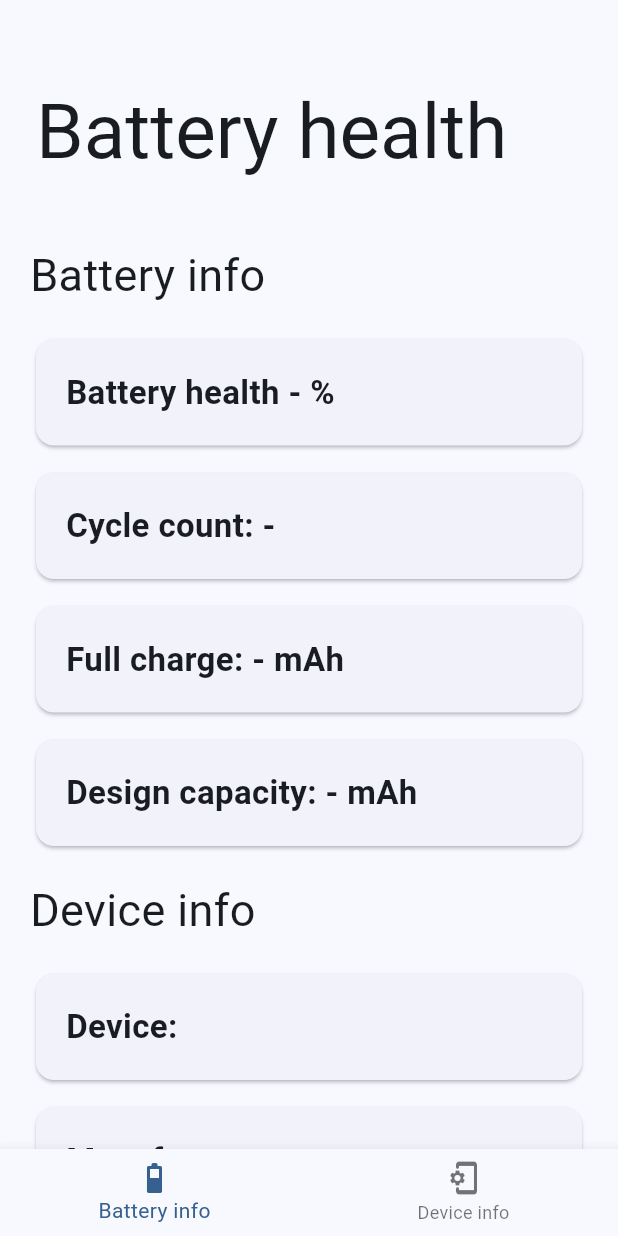
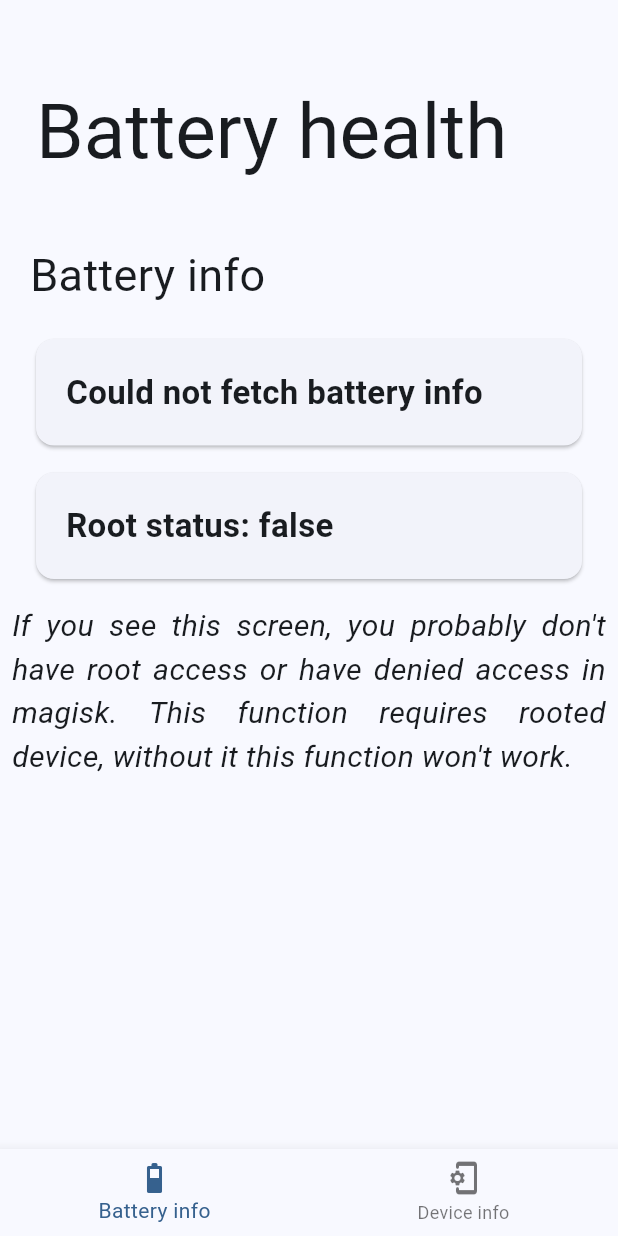
Before and after one commit to Maciek-Hetman/battery_health, a Flutter app: the screen it shows after launch, on a phone screen of 412 x 824 dp. Run offline on Flutter 3.47's test engine with Material 2 defaults, Android fonts, the phone set to English and light mode, and no system bars; drawn by our look-alikes of dynamic_color; our stand-ins replace device_info_plus, loading_indicator; missing offline and left inert: root.

Commit message:
added could not fetch battery info screen

```diff
--- a/lib/main.dart
+++ b/lib/main.dart
@@ -1,5 +1,7 @@
+import 'package:battery_health/no_battery_info_view.dart';
 import 'package:dynamic_color/dynamic_color.dart';
 import 'package:flutter/material.dart';
+import 'package:loading_indicator/loading_indicator.dart';
 import 'package:root/root.dart';
 import 'package:device_info_plus/device_info_plus.dart';
 
@@ -32,8 +34,15 @@ class _MyAppState extends State<MyApp> {
   var _deviceAndroidVersion;
   var _deviceManufacturer;
 
-  List<Widget> _pages = [
-    Text("Fetching battery info"),
+  final List<Widget> _pages = [
+    const Center(
+        child: Padding(
+      padding: EdgeInsets.all(150),
+      child: LoadingIndicator(
+        indicatorType: Indicator.ballRotateChase,
+        colors: [Colors.blue],
+      ),
+    )),
     const Text("Fetching device info...")
   ];
   int _index = 0;
@@ -52,11 +61,9 @@ class _MyAppState extends State<MyApp> {
     bool result = await Root.isRooted() as bool;
     _rootAccess = result;
 
-    if (result) {
+    if (_rootAccess == true) {
       await checkCycleCount();
       await checkFullCharge();
-    }
-
       await getDeviceInfo();
 
       setState(() {
@@ -70,6 +77,12 @@ class _MyAppState extends State<MyApp> {
             _deviceAndroidVersion,
             _rootAccess);
       });
+    } else {
+      await getDeviceInfo();
+      setState(() {
+        _pages[0] = NoBatteryInfoView(_rootAccess);
+      });
+    }
   }
 
   Future<void> checkCycleCount() async {
--- /dev/null
+++ b/lib/no_battery_info_view.dart
@@ -0,0 +1,51 @@
+import 'package:battery_health/card_widget.dart';
+import 'package:flutter/material.dart';
+import 'package:flutter/src/widgets/framework.dart';
+import 'package:flutter/src/widgets/placeholder.dart';
+
+class NoBatteryInfoView extends StatelessWidget {
+  final _rootAccess;
+  final String _message =
+      "If you see this screen, you probably don't have root access or have denied access in magisk. This function requires rooted device, without it this function won't work.";
+
+  const NoBatteryInfoView(this._rootAccess, {super.key});
+
+  @override
+  Widget build(BuildContext ontext) {
+    return CustomScrollView(
+      slivers: <Widget>[
+        const SliverAppBar(
+          expandedHeight: 150,
+          flexibleSpace: FlexibleSpaceBar(
+            title: Text(
+              "Battery health",
+              style: TextStyle(
+                  fontFamily: "Roboto",
+                  fontSize: 34,
+                  fontWeight: FontWeight.w400),
+            ),
+            titlePadding: EdgeInsetsDirectional.only(start: 24, bottom: 30),
+          ),
+        ),
+        SliverList(
+          delegate: SliverChildListDelegate([
+            Container(
+                padding:
+                    const EdgeInsets.symmetric(horizontal: 20, vertical: 12),
+                child:
+                    const Text('Battery info', style: TextStyle(fontSize: 30))),
+            CustomCard("Could not fetch battery info"),
+            CustomCard("Root status: $_rootAccess"),
+            Padding(
+              padding: const EdgeInsets.all(8),
+              child: Text(_message,
+                  style: const TextStyle(
+                      fontSize: 20, fontStyle: FontStyle.italic),
+                  textAlign: TextAlign.justify),
+            )
+          ]),
+        )
+      ],
+    );
+  }
+}
--- a/pubspec.yaml
+++ b/pubspec.yaml
@@ -37,6 +37,7 @@ dependencies:
 
   # The following adds the Cupertino Icons font to your application.
   # Use with the CupertinoIcons class for iOS style icons.
+  loading_indicator: ^3.1.0
   root: ^2.0.2
 
 dev_dependencies:
```
Also changed, not shown: pubspec.lock. Lines whose indentation alone changed are shown as unchanged.
